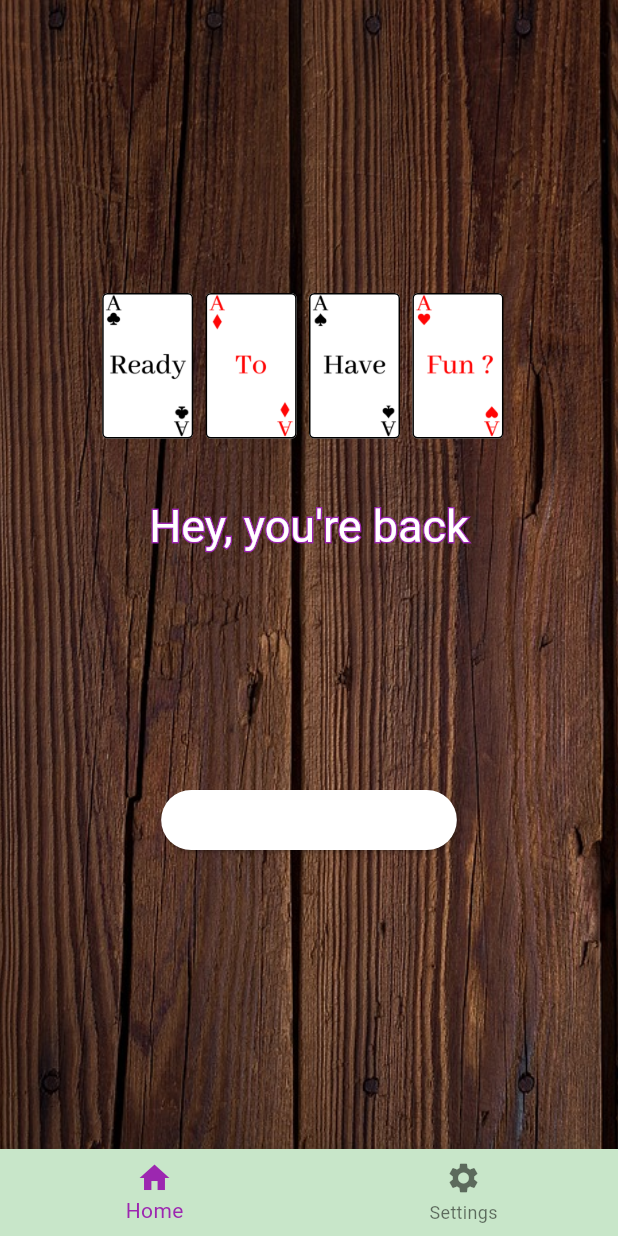
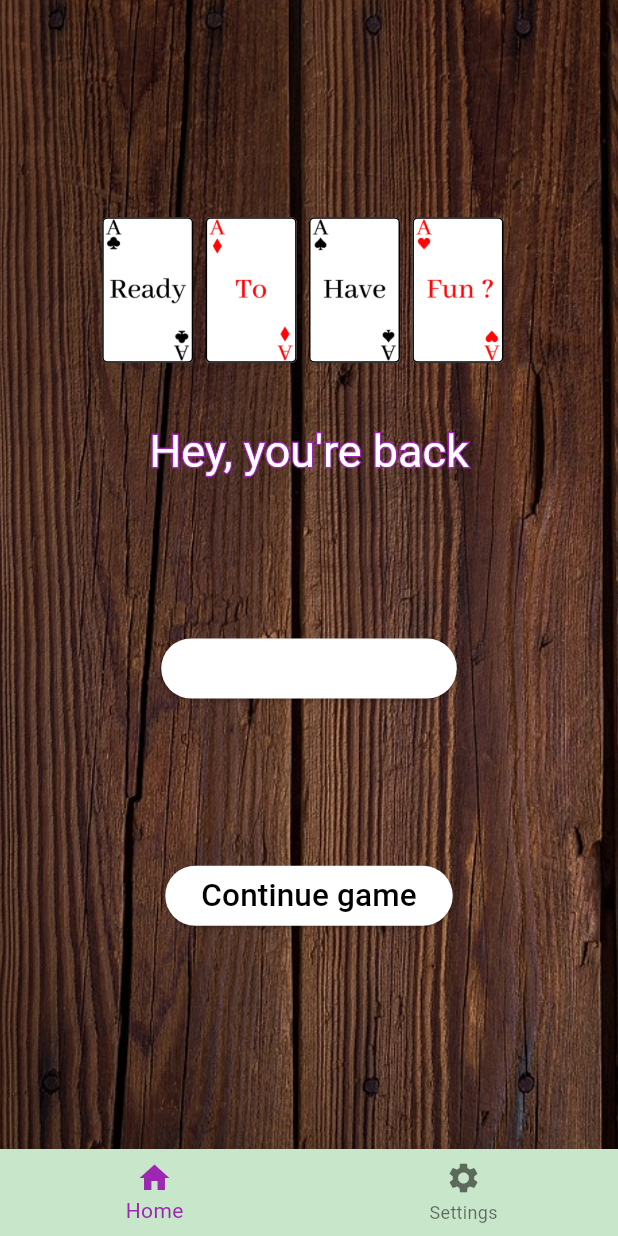
Before and after one commit to charlottedvl/solitaire_flutter, a Flutter app: the screen it shows after launch, on a phone screen of 412 x 824 dp. Run offline on Flutter 3.47's test engine with Material 3 defaults, Android fonts, the phone set to English and light mode, and no system bars; our stand-ins replace confetti, shared_preferences.

Commit message:
Create button to create new game and continue game

```diff
--- a/lib/main.dart
+++ b/lib/main.dart
@@ -1,9 +1,10 @@
 import 'package:flutter/material.dart';
-import 'package:shared_preferences/shared_preferences.dart';
+import 'package:solitaire/backend/providers/boardProvider.dart';
 import 'package:solitaire/screens/home_screen/home.dart';
 import 'package:solitaire/screens/home_screen/widget/nav_bar.dart';
 import 'package:solitaire/screens/profile_screen/profile.dart';
 import 'package:solitaire/screens/settings_screen/settings.dart';
+import 'package:provider/provider.dart';
 
 void main() {
   runApp(MyApp());
@@ -26,22 +27,13 @@ class MyAppState extends State<MyApp> {
     const Settings(),
   ];
 
-  Future<void> clearAllData() async {
-    final prefs = await SharedPreferences.getInstance();
-
-    bool success = await prefs.clear();
-
-    if (success) {
-      print('All data in SharedPreferences has been cleared.');
-    } else {
-      print('Failed to clear SharedPreferences.');
-    }
-  }
-
   @override
   Widget build(BuildContext context) {
-    clearAllData();
-    return MaterialApp(
+    return MultiProvider(
+        providers: [
+          ChangeNotifierProvider(create: (context) => BoardProvider()),
+        ],
+        child: MaterialApp(
           title: 'Flutter Demo',
           theme: ThemeData(
             colorScheme: ColorScheme.fromSwatch(primarySwatch: Colors.purple),
@@ -66,6 +58,6 @@ class MyAppState extends State<MyApp> {
               },
             ),
           ),
-    );
+        ));
   }
 }
--- a/lib/screens/home_screen/home.dart
+++ b/lib/screens/home_screen/home.dart
@@ -1,9 +1,11 @@
-import 'dart:convert';
-
 import 'package:flutter/material.dart';
+import 'package:provider/provider.dart';
 import 'package:shared_preferences/shared_preferences.dart';
 import 'package:solitaire/backend/board.dart';
+import 'package:solitaire/backend/providers/boardProvider.dart';
 import 'package:solitaire/screens/board_screen/board_view.dart';
+import 'package:solitaire/screens/home_screen/widget/continue_game_button.dart';
+import 'package:solitaire/screens/home_screen/widget/new_game_button.dart';
 import 'package:solitaire/screens/home_screen/widget/title.dart';
 
 class Home extends StatelessWidget {
@@ -14,6 +16,7 @@ class Home extends StatelessWidget {
   double padding = 0.1;
   double widthSizedBox = 0.1;
   double heightSizedBox = 0.1;
+  Board board = Board(false, null, null, null, null, null);
 
   void calculateSize(double screenWidth, double screenHeight) {
     padding = screenWidth * 0.1;
@@ -21,44 +24,9 @@ class Home extends StatelessWidget {
     heightSizedBox = screenHeight * 0.05;
   }
 
-  Future<Board> loadGame() async {
-    Board board;
-    final prefs = await SharedPreferences.getInstance();
-    String? savedBoard = prefs.getString('gameState');
-    if (savedBoard != null) {
-      board = Board.fromJson(jsonDecode(savedBoard));
-    } else {
-      board = Board(false, null, null, null, null, null);
-    }
-    return board;
-  }
-
-  Future<Widget> playButton(BuildContext context, String title) async {
-    Board board = await loadGame();
-    return Material(
-      color: Colors.transparent,
-      child: Column(children: [
-        ElevatedButton(
-          onPressed: () {
-            Navigator.push(
-                context,
-                MaterialPageRoute(
-                    builder: (context) => BoardView(board: board)));
-          },
-          child: Text(
-            title,
-            style: const TextStyle(
-              color: Colors.white,
-            ),
-            textScaleFactor: 1.5,
-          ),
-        ),
-      ]),
-    );
-  }
-
   @override
   Widget build(BuildContext context) {
+    context.read<BoardProvider>().loadGame();
     double screenWidth = MediaQuery.of(context).size.width;
     double screenHeight = MediaQuery.of(context).size.height;
     calculateSize(screenWidth, screenHeight);
@@ -69,20 +37,12 @@ class Home extends StatelessWidget {
         mainAxisAlignment: MainAxisAlignment.spaceEvenly,
         children: [
           MyTitle(widthSizedBox, heightSizedBox),
-          FutureBuilder<Widget>(
-            future: playButton(context, "Start new game"),
-            builder: (context, snapshot) {
-              if (snapshot.connectionState == ConnectionState.waiting) {
-                return CircularProgressIndicator();
-              } else if (snapshot.hasError) {
-                return Text('Error: ${snapshot.error}');
-              } else if (snapshot.hasData) {
-                return snapshot.data!;
-              } else {
-                return SizedBox();
-              }
-            },
+          const NewGameButton(
+            title: "Start new game",
           ),
+          const ContinueGameButton(
+            title: "Continue game",
+          )
         ],
       ),
     );
--- /dev/null
+++ b/lib/screens/home_screen/widget/continue_game_button.dart
@@ -0,0 +1,68 @@
+import 'package:flutter/material.dart';
+import 'package:provider/provider.dart';
+import 'package:solitaire/backend/board.dart';
+import 'package:solitaire/backend/providers/boardProvider.dart';
+import 'package:solitaire/screens/board_screen/board_view.dart';
+
+class ContinueGameButton extends StatefulWidget {
+  const ContinueGameButton({super.key, required this.title});
+
+  final String title;
+
+  @override
+  State<ContinueGameButton> createState() => ContinueGameButtonState();
+}
+
+class ContinueGameButtonState extends State<ContinueGameButton> {
+  Board? board;
+
+  @override
+  void initState() {
+    super.initState();
+  }
+
+  @override
+  Widget build(BuildContext context) {
+    board = context.watch<BoardProvider>().board;
+    return Material(
+      color: Colors.transparent,
+      child: Column(
+        children: [
+          board != null
+              ? ElevatedButton(
+                  onPressed: () {
+                    Navigator.push(
+                      context,
+                      MaterialPageRoute(
+                        builder: (context) => BoardView(
+                          board: board ??
+                              Board(false, null, null, null, null, null),
+                        ),
+                      ),
+                    );
+                  },
+                  child: Text(
+                    widget.title,
+                    style: const TextStyle(
+                      color: Colors.white,
+                    ),
+                    textScaleFactor: 1.5,
+                  ),
+                )
+              : ElevatedButton(
+                  onPressed: () {
+                    print("No previous game");
+                  },
+                  child: Text(
+                    widget.title,
+                    style: const TextStyle(
+                      color: Colors.black,
+                    ),
+                    textScaleFactor: 1.5,
+                  ),
+                ),
+        ],
+      ),
+    );
+  }
+}
--- /dev/null
+++ b/lib/screens/home_screen/widget/new_game_button.dart
@@ -0,0 +1,49 @@
+import 'package:flutter/material.dart';
+import 'package:provider/provider.dart';
+import 'package:solitaire/backend/board.dart';
+import 'package:solitaire/backend/providers/boardProvider.dart';
+import 'package:solitaire/screens/board_screen/board_view.dart';
+
+class NewGameButton extends StatefulWidget {
+  const NewGameButton({super.key, required this.title});
+
+  final String title;
+
+  @override
+  State<NewGameButton> createState() => NewGameButtonState();
+}
+
+class NewGameButtonState extends State<NewGameButton> {
+  @override
+  void initState() {
+    super.initState();
+  }
+
+  Future<void> startNewGame(context) async {
+    Board newBoard = Board(false, null, null, null, null, null);
+    Navigator.push(context,
+        MaterialPageRoute(builder: (context) => BoardView(board: newBoard)));
+  }
+
+  @override
+  Widget build(BuildContext context) {
+    return Material(
+      color: Colors.transparent,
+      child: Column(children: [
+        ElevatedButton(
+          onPressed: () {
+            context.read<BoardProvider>().clearSavedGame();
+            startNewGame(context);
+          },
+          child: Text(
+            widget.title,
+            style: const TextStyle(
+              color: Colors.white,
+            ),
+            textScaleFactor: 1.5,
+          ),
+        ),
+      ]),
+    );
+  }
+}
--- a/pubspec.yaml
+++ b/pubspec.yaml
@@ -32,6 +32,7 @@ dependencies:
     sdk: flutter
   confetti: ^0.7.0
   shared_preferences: ^2.2.3
+  provider: ^6.1.2
 
 
   # The following adds the Cupertino Icons font to your application.
```
Also changed, not shown: lib/backend/providers/boardProvider.dart (added, +46 -0 lines), lib/screens/board_screen/board_view.dart (+11 -10 lines), pubspec.lock. Lines whose indentation alone changed are shown as unchanged.
